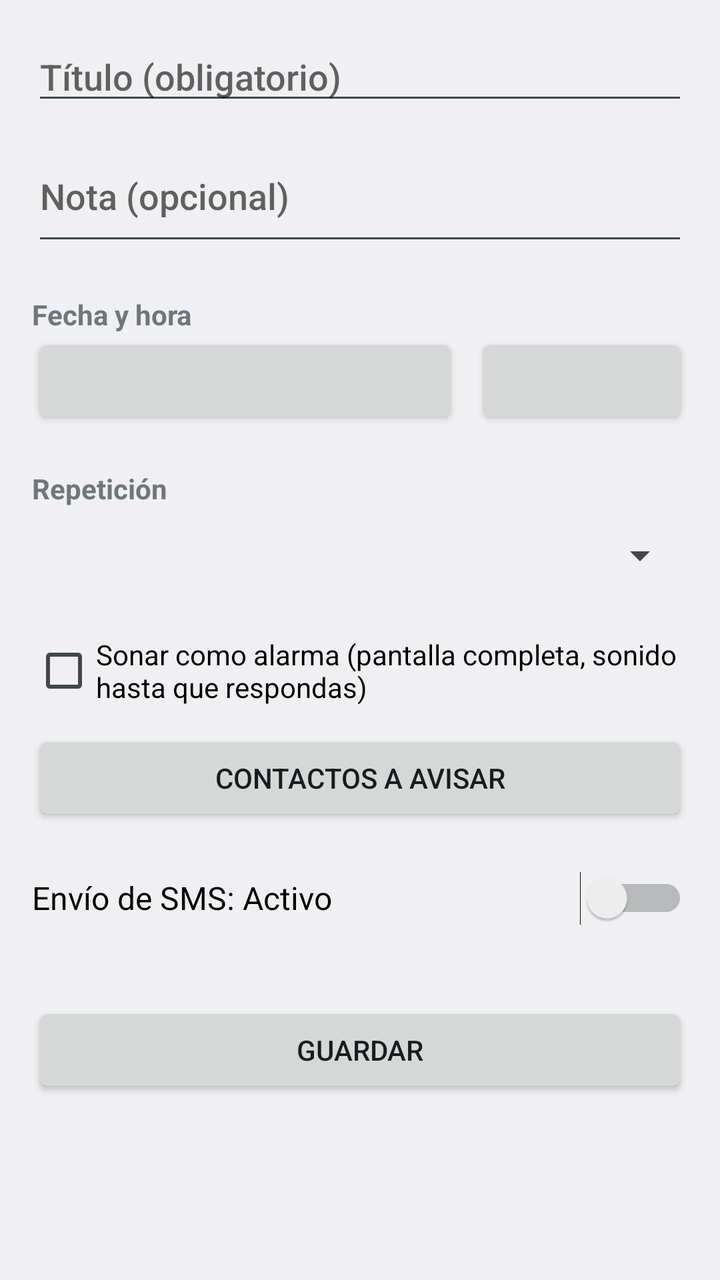
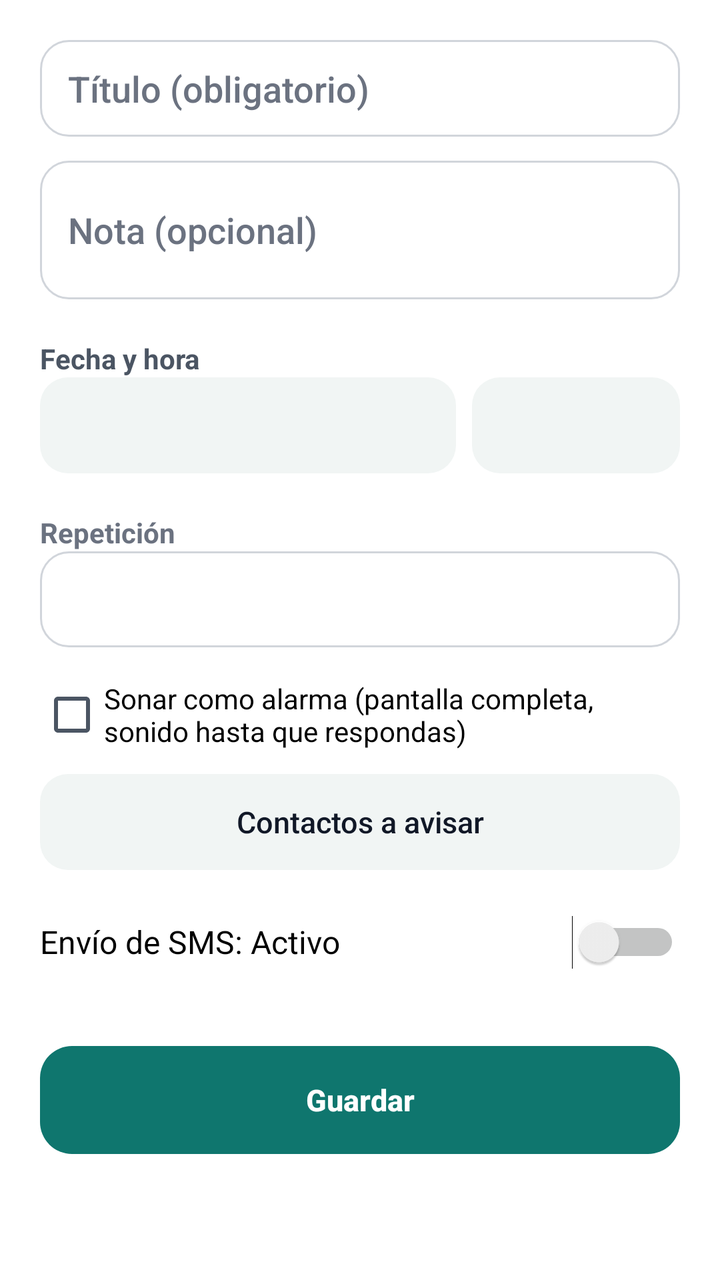

Screens rendered from an Android XML layout before and after an edit, with the pre-edit source and the edit as a unified diff.
<!-- AndroidManifest.xml: application theme Tema -->
<!-- res/layout/activity_editar.xml -->
<?xml version="1.0" encoding="utf-8"?>
<ScrollView xmlns:android="http://schemas.android.com/apk/res/android"
    android:layout_width="match_parent"
    android:layout_height="match_parent">

    <LinearLayout
        android:layout_width="match_parent"
        android:layout_height="wrap_content"
        android:orientation="vertical"
        android:padding="16dp">

        <EditText
            android:id="@+id/etTitulo"
            android:layout_width="match_parent"
            android:layout_height="wrap_content"
            android:hint="Título (obligatorio)"
            android:inputType="textCapSentences"
            android:maxLines="1" />

        <EditText
            android:id="@+id/etNota"
            android:layout_width="match_parent"
            android:layout_height="wrap_content"
            android:layout_marginTop="8dp"
            android:hint="Nota (opcional)"
            android:inputType="textCapSentences|textMultiLine"
            android:minLines="2" />

        <TextView
            android:layout_width="wrap_content"
            android:layout_height="wrap_content"
            android:layout_marginTop="20dp"
            android:text="Fecha y hora"
            android:textStyle="bold" />

        <LinearLayout
            android:layout_width="match_parent"
            android:layout_height="wrap_content"
            android:orientation="horizontal">

            <Button
                android:id="@+id/btnFecha"
                android:layout_width="0dp"
                android:layout_height="wrap_content"
                android:layout_weight="2" />

            <Button
                android:id="@+id/btnHora"
                android:layout_width="0dp"
                android:layout_height="wrap_content"
                android:layout_marginStart="8dp"
                android:layout_weight="1" />
        </LinearLayout>

        <TextView
            android:layout_width="wrap_content"
            android:layout_height="wrap_content"
            android:layout_marginTop="20dp"
            android:text="Repetición"
            android:textStyle="bold" />

        <Spinner
            android:id="@+id/spRepeticion"
            android:layout_width="match_parent"
            android:layout_height="wrap_content"
            android:minHeight="48dp" />

        <LinearLayout
            android:id="@+id/filaDias"
            android:layout_width="match_parent"
            android:layout_height="wrap_content"
            android:orientation="horizontal"
            android:visibility="gone" />

        <LinearLayout
            android:id="@+id/filaExtra"
            android:layout_width="match_parent"
            android:layout_height="wrap_content"
            android:orientation="vertical" />

        <CheckBox
            android:id="@+id/cbAlarma"
            android:layout_width="match_parent"
            android:layout_height="wrap_content"
            android:layout_marginTop="16dp"
            android:text="Sonar como alarma (pantalla completa, sonido hasta que respondas)" />

        <Button
            android:id="@+id/btnContactos"
            android:layout_width="match_parent"
            android:layout_height="wrap_content"
            android:layout_marginTop="12dp"
            android:text="Contactos a avisar" />

        <Switch
            android:id="@+id/swSms"
            android:layout_width="match_parent"
            android:layout_height="wrap_content"
            android:layout_marginTop="12dp"
            android:minHeight="48dp"
            android:text="Envío de SMS: Activo"
            android:textSize="16sp" />

        <TextView
            android:id="@+id/tvSmsBloqueo"
            android:layout_width="wrap_content"
            android:layout_height="wrap_content"
            android:minHeight="40dp"
            android:gravity="center_vertical"
            android:textColor="?android:attr/textColorSecondary"
            android:visibility="gone" />

        <TextView
            android:id="@+id/tvSmsAnulado"
            android:layout_width="wrap_content"
            android:layout_height="wrap_content"
            android:text="SMS anulado para este recordatorio (solo WhatsApp)"
            android:textColor="?android:attr/textColorSecondary"
            android:visibility="gone" />

        <Button
            android:id="@+id/btnGuardar"
            android:layout_width="match_parent"
            android:layout_height="wrap_content"
            android:layout_marginTop="28dp"
            android:text="Guardar" />

        <Button
            android:id="@+id/btnReplicar"
            android:layout_width="match_parent"
            android:layout_height="wrap_content"
            android:layout_marginTop="8dp"
            android:text="Replicar"
            android:visibility="gone" />

        <Button
            android:id="@+id/btnBorrar"
            android:layout_width="match_parent"
            android:layout_height="wrap_content"
            android:layout_marginTop="8dp"
            android:text="Borrar"
            android:visibility="gone" />

        <Button
            android:id="@+id/btnCumplir"
            android:layout_width="match_parent"
            android:layout_height="wrap_content"
            android:layout_marginTop="8dp"
            android:text="Dar por Cumplida"
            android:visibility="gone" />

        <TextView
            android:id="@+id/tvEstado"
            android:layout_width="match_parent"
            android:layout_height="wrap_content"
            android:layout_marginTop="8dp"
            android:textStyle="italic"
            android:visibility="gone" />

        <LinearLayout
            android:id="@+id/listaAvisos"
            android:layout_width="match_parent"
            android:layout_height="wrap_content"
            android:orientation="vertical" />
    </LinearLayout>
</ScrollView>
<!-- resources referenced by this layout -->
<resources>
  <style name="Tema" parent="android:Theme.DeviceDefault.DayNight" />
</resources>

<!-- the commit's change to res/layout/activity_editar.xml (unified diff, before → after) -->
@@ -7,7 +7,7 @@
         android:layout_width="match_parent"
         android:layout_height="wrap_content"
         android:orientation="vertical"
-        android:padding="16dp">
+        android:padding="20dp">
 
         <EditText
             android:id="@+id/etTitulo"
@@ -21,7 +21,7 @@
             android:id="@+id/etNota"
             android:layout_width="match_parent"
             android:layout_height="wrap_content"
-            android:layout_marginTop="8dp"
+            android:layout_marginTop="12dp"
             android:hint="Nota (opcional)"
             android:inputType="textCapSentences|textMultiLine"
             android:minLines="2" />
@@ -31,6 +31,7 @@
             android:layout_height="wrap_content"
             android:layout_marginTop="20dp"
             android:text="Fecha y hora"
+            android:textColor="@color/texto2"
             android:textStyle="bold" />
 
         <LinearLayout
@@ -120,6 +121,7 @@
 
         <Button
             android:id="@+id/btnGuardar"
+            style="@style/Boton.Principal"
             android:layout_width="match_parent"
             android:layout_height="wrap_content"
             android:layout_marginTop="28dp"
@@ -135,6 +137,7 @@
 
         <Button
             android:id="@+id/btnBorrar"
+            style="@style/Boton.Peligro"
             android:layout_width="match_parent"
             android:layout_height="wrap_content"
             android:layout_marginTop="8dp"
<!-- resource entries referenced after the edit -->
@@ -1,5 +1,94 @@
 <!-- resources referenced by this layout -->
 <resources>
-  <style name="Tema" parent="android:Theme.DeviceDefault.DayNight" />
+  <color name="texto2">#4B5563</color>
+  <style name="Boton.Peligro">
+          <item name="android:textColor">@color/rojo</item>
+      </style>
+  <style name="Boton.Principal">
+          <item name="android:background">@drawable/boton_principal</item>
+          <item name="android:textColor">@color/sobre_acento</item>
+          <item name="android:textStyle">bold</item>
+          <item name="android:minHeight">54dp</item>
+      </style>
+  <style name="Tema" parent="TemaBase" />
+  <color name="rojo">#B91C1C</color>
+  <!-- drawable boton_principal (drawable) -->
+  <?xml version="1.0" encoding="utf-8"?>
+  <ripple xmlns:android="http://schemas.android.com/apk/res/android" android:color="?android:attr/colorControlHighlight">
+      <item><shape android:shape="rectangle"><corners android:radius="16dp" /><solid android:color="@color/acento" /></shape></item>
+  </ripple>
+  <color name="sobre_acento">#FFFFFF</color>
+  <style name="TemaBase" parent="android:Theme.DeviceDefault.DayNight">
+          <item name="android:colorBackground">@color/fondo</item>
+          <item name="android:windowBackground">@color/fondo</item>
+          <item name="android:colorPrimary">@color/acento</item>
+          <item name="android:colorAccent">@color/acento</item>
+          <item name="android:colorControlActivated">@color/acento</item>
+          <item name="android:colorControlNormal">@color/texto2</item>
+          <item name="android:textColorPrimary">@color/texto</item>
+          <item name="android:textColorSecondary">@color/texto2</item>
+          <item name="android:textColorTertiary">@color/texto3</item>
+          <item name="android:textColorHint">@color/texto3</item>
+          <item name="android:statusBarColor">@color/fondo</item>
+          <item name="android:navigationBarColor">@color/fondo</item>
+          <item name="android:windowLightStatusBar">@bool/barras_claras</item>
+          <item name="android:windowLightNavigationBar">@bool/barras_claras</item>
+          <item name="android:actionBarStyle">@style/BarraSuperior</item>
+          <item name="android:buttonStyle">@style/Boton</item>
+          <item name="android:editTextStyle">@style/Campo</item>
+          <item name="android:spinnerStyle">@style/Selector</item>
+      </style>
+  <color name="acento">#0F766E</color>
+  <color name="fondo">#FFFFFF</color>
+  <color name="texto">#111827</color>
+  <color name="texto3">#6B7280</color>
+  <style name="BarraSuperior" parent="android:Widget.DeviceDefault.ActionBar.Solid">
+          <item name="android:background">@color/fondo</item>
+          <item name="android:elevation">0dp</item>
+          <item name="android:titleTextStyle">@style/BarraSuperior.Titulo</item>
+      </style>
+  <style name="Boton" parent="android:Widget.DeviceDefault.Button">
+          <item name="android:background">@drawable/boton</item>
+          <item name="android:textColor">@color/texto</item>
+          <item name="android:textAllCaps">false</item>
+          <item name="android:textSize">15sp</item>
+          <item name="android:fontFamily">sans-serif-medium</item>
+          <item name="android:minHeight">48dp</item>
+          <item name="android:paddingStart">16dp</item>
+          <item name="android:paddingEnd">16dp</item>
+          <item name="android:stateListAnimator">@null</item>
+      </style>
+  <style name="Campo" parent="android:Widget.DeviceDefault.EditText">
+          <item name="android:background">@drawable/campo</item>
+          <item name="android:paddingStart">14dp</item>
+          <item name="android:paddingEnd">14dp</item>
+          <item name="android:paddingTop">12dp</item>
+          <item name="android:paddingBottom">12dp</item>
+          <item name="android:textColor">@color/texto</item>
+          <item name="android:textColorHint">@color/texto3</item>
+      </style>
+  <style name="Selector" parent="android:Widget.DeviceDefault.Spinner">
+          <item name="android:background">@drawable/campo</item>
+          <item name="android:minHeight">48dp</item>
+      </style>
+  <style name="BarraSuperior.Titulo" parent="android:TextAppearance.DeviceDefault.Widget.ActionBar.Title">
+          <item name="android:textColor">@color/texto</item>
+          <item name="android:textSize">22sp</item>
+          <item name="android:textStyle">bold</item>
+      </style>
+  <!-- drawable boton (drawable) -->
+  <?xml version="1.0" encoding="utf-8"?>
+  <ripple xmlns:android="http://schemas.android.com/apk/res/android" android:color="?android:attr/colorControlHighlight">
+      <item><shape android:shape="rectangle"><corners android:radius="14dp" /><solid android:color="@color/superficie" /></shape></item>
+  </ripple>
+  <!-- drawable campo (drawable) -->
+  <?xml version="1.0" encoding="utf-8"?>
+  <shape xmlns:android="http://schemas.android.com/apk/res/android" android:shape="rectangle">
+      <corners android:radius="14dp" />
+      <solid android:color="@color/fondo" />
+      <stroke android:width="1dp" android:color="@color/borde" />
+  </shape>
+  <color name="superficie">#F1F5F4</color>
+  <color name="borde">#D1D5DB</color>
 </resources>
 
